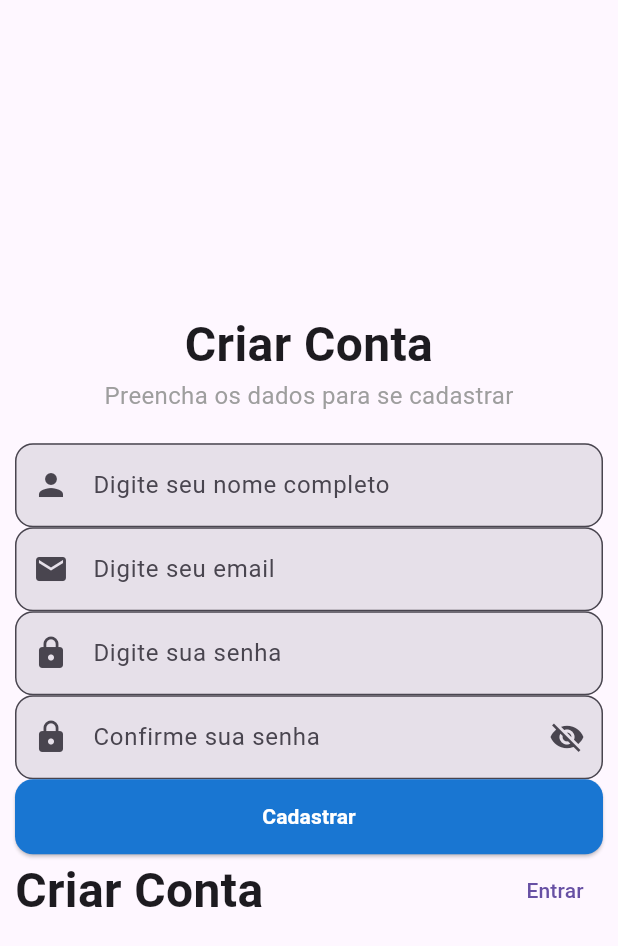
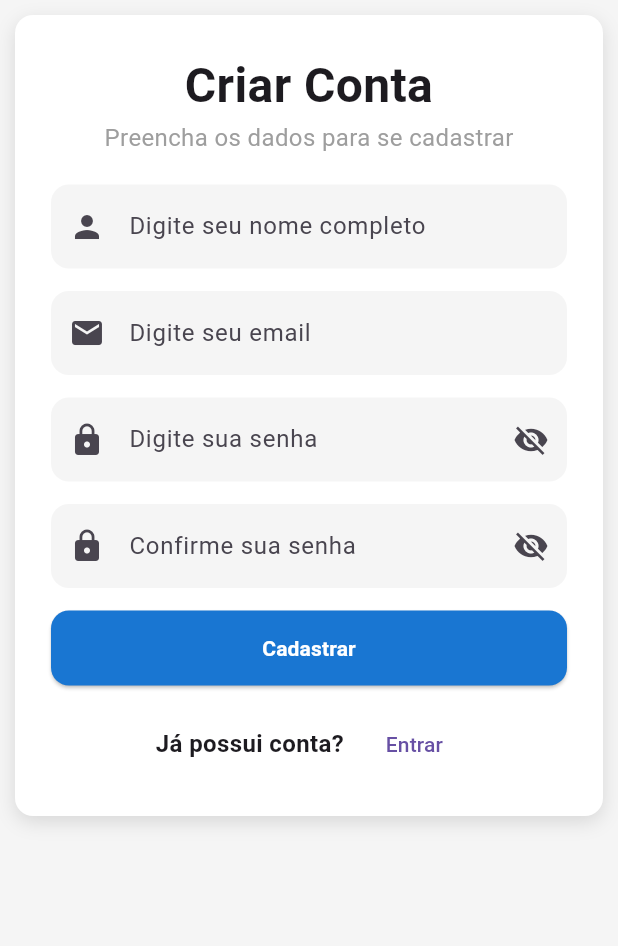
Before and after one commit to gabrielchioquetti/ProjetoTI-Aplicativo-Controle-Financeiro, a Flutter app: the TelaCadastro screen opened directly, on a phone screen of 412 x 824 dp. Shown: the top 946 px of the screen. Run offline on Flutter 3.47's test engine with Material 3 defaults, Android fonts, the phone set to English and light mode, and no system bars.

Commit message:
feat: configuração de rotas e navegação entre telas e melhoria na tela cadastro.

```diff
--- a/lib/main.dart
+++ b/lib/main.dart
@@ -1,4 +1,6 @@
 import 'package:flutter/material.dart';
+import 'package:flutter_projeto_ti/screens/cadastro.dart';
+import 'package:flutter_projeto_ti/screens/home.dart';
 import 'package:flutter_projeto_ti/screens/login.dart';
 
 void main() {
@@ -11,8 +13,13 @@ class MyApp extends StatelessWidget {
   @override
   Widget build(BuildContext context) {
     return MaterialApp(
+      initialRoute: "/",
+      routes: {
+        "/": (context) => TelaLogin(),
+        "/cadastro": (context) => TelaCadastro(),
+        "/home": (context) => TelaHome(),
+      },
       debugShowCheckedModeBanner: false,
-      home: TelaLogin(),
     );
   }
 }
--- a/lib/screens/cadastro.dart
+++ b/lib/screens/cadastro.dart
@@ -12,27 +12,49 @@ class _TelaCadastro extends State<TelaCadastro> {
   final TextEditingController senhaIgualController = TextEditingController();
 
   bool esconderSenha = true;
+  bool esconderSenhaIgual = true;
 
   @override
   Widget build(BuildContext context) {
     return Scaffold(
-      body: Padding(
+      backgroundColor: Colors.grey.shade100,
+      body: SafeArea(
+        child: SingleChildScrollView(
+          physics: BouncingScrollPhysics(),
+          child: Padding(
             padding: EdgeInsets.all(10),
             child: Center(
+              child: Container(
+                padding: EdgeInsets.all(24),
+                width: 400,
+                decoration: BoxDecoration(
+                  color: Colors.white,
+                  borderRadius: BorderRadius.circular(12),
+                  boxShadow: [
+                    BoxShadow(
+                      color: Colors.black12,
+                      blurRadius: 10,
+                      offset: Offset(0, 4),
+                    ),
+                  ],
+                ),
                 child: Column(
                   mainAxisAlignment: MainAxisAlignment.center,
                   mainAxisSize: MainAxisSize.min,
                   children: [
                     Text(
                       "Criar Conta",
-                style: TextStyle(fontSize: 32, fontWeight: FontWeight.bold),
+                      style: TextStyle(
+                        fontSize: 32,
+                        fontWeight: FontWeight.bold,
+                      ),
                       textAlign: TextAlign.center,
                     ),
                     Text(
                       "Preencha os dados para se cadastrar",
                       style: TextStyle(fontSize: 16, color: Colors.grey),
                     ),
-              SizedBox(height: 20),
+                    const SizedBox(height: 20),
                     TextField(
                       controller: nomeController,
                       decoration: InputDecoration(
@@ -40,10 +62,13 @@ class _TelaCadastro extends State<TelaCadastro> {
                         prefixIcon: Icon(Icons.person),
                         border: OutlineInputBorder(
                           borderRadius: BorderRadius.circular(12),
+                          borderSide: BorderSide.none,
                         ),
                         filled: true,
+                        fillColor: Colors.grey.shade100,
                       ),
                     ),
+                    const SizedBox(height: 15),
                     TextField(
                       controller: emailController,
                       keyboardType: TextInputType.emailAddress,
@@ -52,29 +77,19 @@ class _TelaCadastro extends State<TelaCadastro> {
                         prefixIcon: Icon(Icons.email),
                         border: OutlineInputBorder(
                           borderRadius: BorderRadius.circular(12),
+                          borderSide: BorderSide.none,
                         ),
                         filled: true,
+                        fillColor: Colors.grey.shade100,
                       ),
                     ),
+                    const SizedBox(height: 15),
                     TextField(
                       controller: senhaController,
                       keyboardType: TextInputType.visiblePassword,
                       obscureText: esconderSenha,
                       decoration: InputDecoration(
                         labelText: "Digite sua senha",
-                  prefixIcon: Icon(Icons.lock),
-                  border: OutlineInputBorder(
-                    borderRadius: BorderRadius.circular(12),
-                  ),
-                  filled: true,
-                ),
-              ),
-              TextField(
-                controller: senhaIgualController,
-                keyboardType: TextInputType.visiblePassword,
-                obscureText: true,
-                decoration: InputDecoration(
-                  labelText: "Confirme sua senha",
                         prefixIcon: Icon(Icons.lock),
                         suffixIcon: IconButton(
                           onPressed: () {
@@ -83,15 +98,48 @@ class _TelaCadastro extends State<TelaCadastro> {
                             });
                           },
                           icon: Icon(
-                      esconderSenha ? Icons.visibility_off : Icons.visibility,
+                            esconderSenha
+                                ? Icons.visibility_off
+                                : Icons.visibility,
                           ),
                         ),
                         border: OutlineInputBorder(
                           borderRadius: BorderRadius.circular(12),
+                          borderSide: BorderSide.none,
                         ),
                         filled: true,
+                        fillColor: Colors.grey.shade100,
                       ),
                     ),
+                    const SizedBox(height: 15),
+                    TextField(
+                      controller: senhaIgualController,
+                      keyboardType: TextInputType.visiblePassword,
+                      obscureText: esconderSenhaIgual,
+                      decoration: InputDecoration(
+                        labelText: "Confirme sua senha",
+                        prefixIcon: Icon(Icons.lock),
+                        suffixIcon: IconButton(
+                          onPressed: () {
+                            setState(() {
+                              esconderSenhaIgual = !esconderSenhaIgual;
+                            });
+                          },
+                          icon: Icon(
+                            esconderSenhaIgual
+                                ? Icons.visibility_off
+                                : Icons.visibility,
+                          ),
+                        ),
+                        border: OutlineInputBorder(
+                          borderRadius: BorderRadius.circular(12),
+                          borderSide: BorderSide.none,
+                        ),
+                        filled: true,
+                        fillColor: Colors.grey.shade100,
+                      ),
+                    ),
+                    const SizedBox(height: 15),
                     SizedBox(
                       height: 50,
                       width: double.infinity,
@@ -112,6 +160,7 @@ class _TelaCadastro extends State<TelaCadastro> {
                           print(email);
                           print(senha);
                           print(senhaIgual);
+                          Navigator.pop(context);
                         },
                         child: Text(
                           "Cadastrar",
@@ -122,22 +171,35 @@ class _TelaCadastro extends State<TelaCadastro> {
                         ),
                       ),
                     ),
+                    const SizedBox(height: 15),
                     Row(
-                mainAxisAlignment: MainAxisAlignment.spaceBetween,
+                      mainAxisAlignment: MainAxisAlignment.center,
                       crossAxisAlignment: CrossAxisAlignment.center,
                       children: [
                         Text(
-                    "Criar Conta",
-                    style: TextStyle(fontSize: 32, fontWeight: FontWeight.bold),
+                          "Já possui conta?",
+                          style: TextStyle(
+                            fontSize: 16,
+                            fontWeight: FontWeight.bold,
+                          ),
                           textAlign: TextAlign.center,
                         ),
-                  TextButton(onPressed: () {}, child: Text("Entrar")),
+                        const SizedBox(width: 15),
+                        TextButton(
+                          onPressed: () {
+                            Navigator.pop(context);
+                        },
+                         child: Text("Entrar")
+                        ),
                       ],
                     ),
                   ],
                 ),
               ),
             ),
+          ),
+        ),
+      ),
     );
   }
 }
--- a/lib/screens/home.dart
+++ b/lib/screens/home.dart
@@ -1,14 +1,13 @@
 import 'package:flutter/material.dart';
 
-class TelaUsuario extends StatefulWidget{
+class TelaHome extends StatefulWidget {
   @override
-  State<TelaUsuario> createState() => _TelaUsuario();
+  State<TelaHome> createState() => _TelaHome();
 }
 
-class _TelaUsuario extends State<TelaUsuario>{
-
+class _TelaHome extends State<TelaHome> {
   @override
-  Widget build(BuildContext context){
+  Widget build(BuildContext context) {
     return Scaffold(
       body: Padding(
         padding: EdgeInsets.all(10),
@@ -25,12 +24,10 @@ class _TelaUsuario extends State<TelaUsuario>{
               style: TextStyle(fontSize: 16, color: Colors.grey),
             ),
             SizedBox(height: 20),
-              Card(
-                child: Column(),
-              )
+            Card(child: Column()),
           ],
         ),
       ),
-    )
+    );
   }
 }
--- a/lib/screens/login.dart
+++ b/lib/screens/login.dart
@@ -112,6 +112,7 @@ class _TelaLogin extends State<TelaLogin> {
                           String senha = senhaController.text;
                           print(email);
                           print(senha);
+                          Navigator.pushNamed(context, "/cadastro",);
                         },
                         child: Text(
                           "Entrar",
```
Lines whose indentation alone changed are shown as unchanged.
